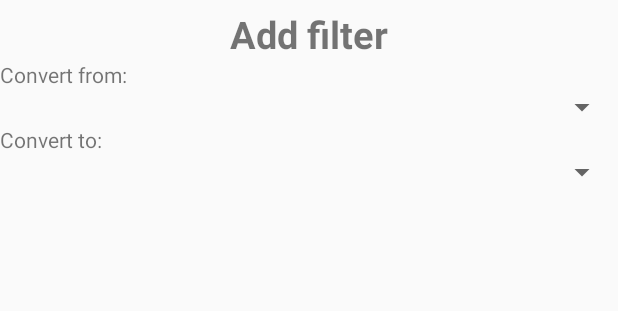
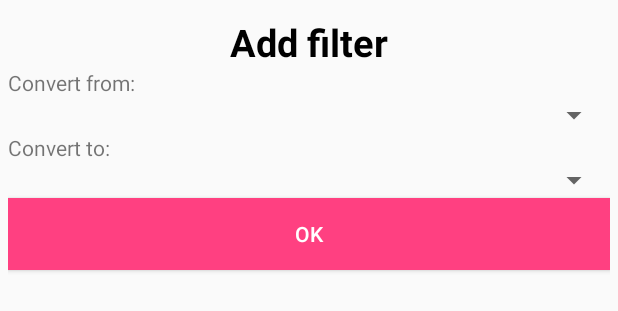
Before and after one commit to michalhrdy/ExchangeRates, an Android app: the layout dialog_filter.xml on its own in the app's theme, with its tools: preview values and no code run, on a phone screen of 412 x 824 dp. Shown: the top 311 px of the screen. Run offline under Robolectric (Android 15) with nearby library versions, the phone set to English and light mode, and no system bars.

Commit message:
Added currency filter dialog

```diff
--- a/app/src/main/res/layout/dialog_filter.xml
+++ b/app/src/main/res/layout/dialog_filter.xml
@@ -1,7 +1,8 @@
 <?xml version="1.0" encoding="utf-8"?>
 <LinearLayout xmlns:android="http://schemas.android.com/apk/res/android"
     android:orientation="vertical" android:layout_width="match_parent"
-    android:layout_height="match_parent">
+    android:layout_height="match_parent"
+    android:padding="5dp">
 
     <TextView
         android:id="@+id/title"
@@ -11,7 +12,9 @@
         android:textSize="25sp"
         android:layout_marginTop="5sp"
         android:textStyle="bold"
-        android:text="@string/add_filter" />
+        android:text="@string/add_filter"
+        android:textColor="@android:color/black"
+        />
 
     <TextView
         android:id="@+id/textCurrencyFrom"
@@ -35,4 +38,13 @@
         android:layout_width="match_parent"
         android:layout_height="wrap_content" />
 
+    <Button
+        android:background="@color/colorAccent"
+        android:id="@+id/buttonOk"
+        android:layout_width="match_parent"
+        android:layout_height="wrap_content"
+        android:text="OK"
+        android:textColor="@android:color/white"
+        />
+
 </LinearLayout>
--- a/app/src/main/res/values/strings.xml
+++ b/app/src/main/res/values/strings.xml
@@ -4,4 +4,6 @@
     <string name="add_filter">Add filter</string>
     <string name="convert_from">Convert from:</string>
     <string name="convert_to">Convert to:</string>
+    <string name="current_exchange_rates">Current Exchange Rates</string>
+    <string name="historical_exchange_rates">Historical Exchange Rates</string>
 </resources>
```
Also changed, not shown: app/src/main/java/com/hrdym/exchangerates/CurrentRatesActivity.java (+35 -13 lines), app/src/main/res/layout/activity_main.xml (+11 -2 lines), app/src/main/res/layout/converse_layout.xml (added, +7 -0 lines), app/src/main/res/layout/spinner_layout.xml (added, +7 -0 lines).
